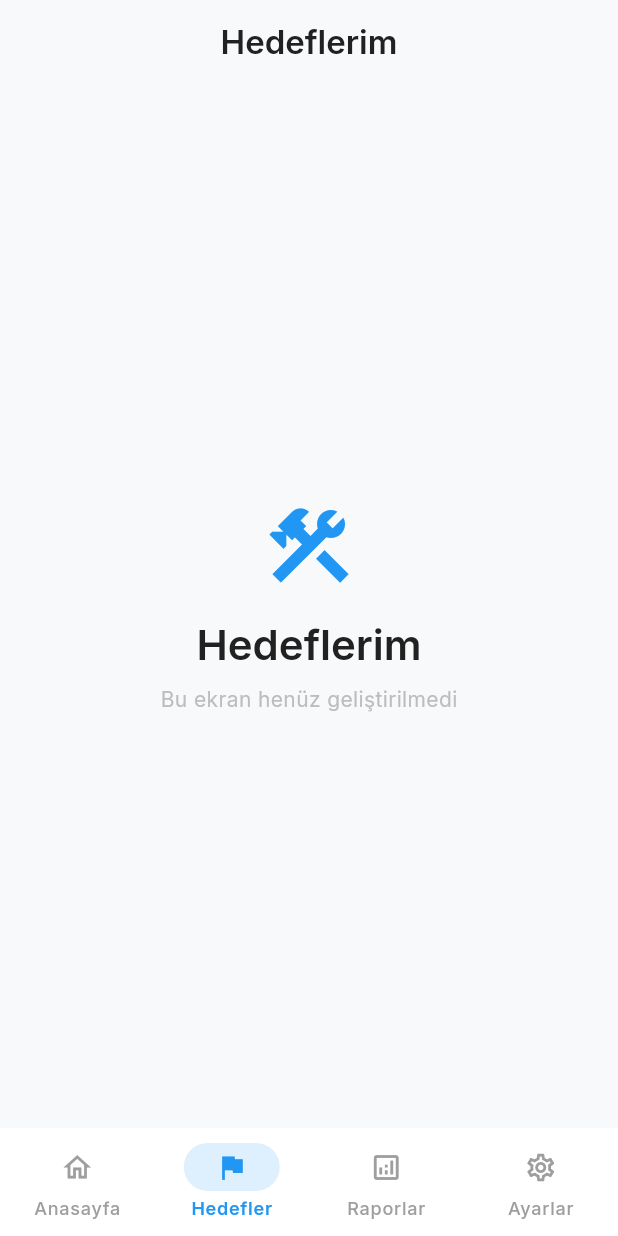
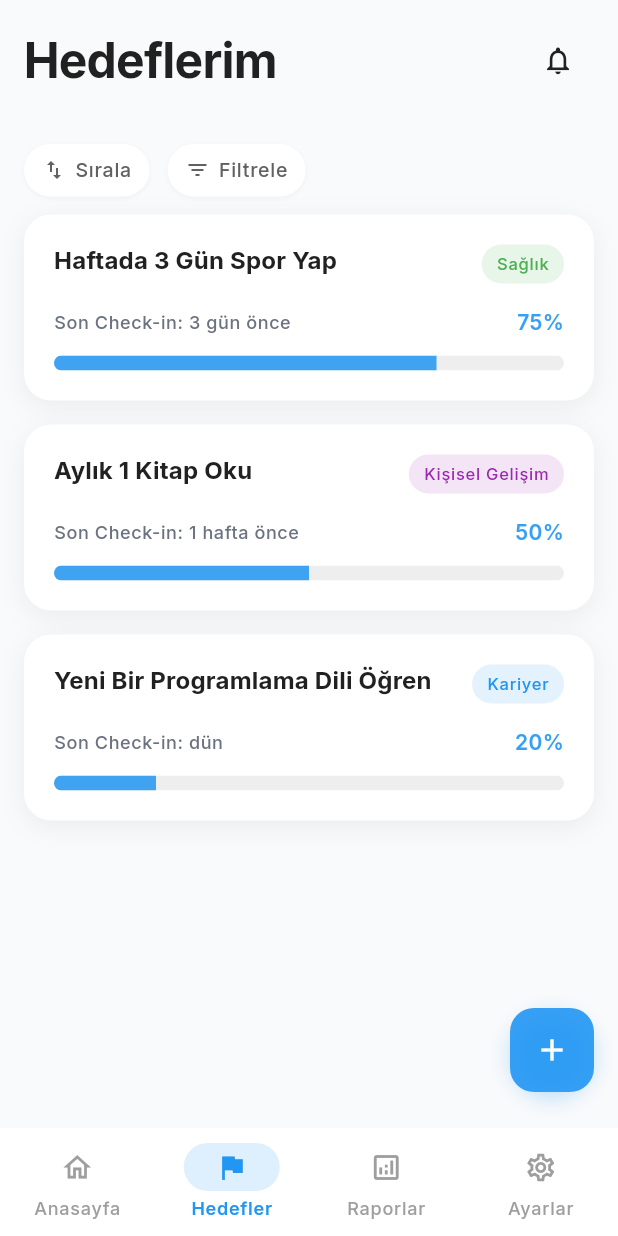
Before and after one commit to mehmetakifkucukkaya/year-flow, a Flutter app: the screen it shows after launch, item 2 of the bottom bar chosen, on a phone screen of 412 x 824 dp. Run offline on Flutter 3.47's test engine with Material 3 defaults, Android fonts, the phone set to English and light mode, and no system bars; our stand-ins replace flutter_riverpod, go_router, google_fonts.

Commit message:
feat: Premium Goals list page with modern design
- Added GoalsPage with premium styling
- Implemented filter/sort buttons with minimalist design
- Enhanced goal cards with soft shadows and increased padding
- Improved category tags with pastel colors
- Added FAB with softer pastel blue and subtle shadow
- Better text hierarchy with improved readability
- Premium background color (#F9FAFB)
- Empty state for no goals
- Navigation to goal detail and create pages

```diff
--- a/lib/core/router/app_router.dart
+++ b/lib/core/router/app_router.dart
@@ -5,6 +5,7 @@ import 'package:go_router/go_router.dart';
 import '../../features/auth/presentation/forgot_password_page.dart';
 import '../../features/auth/presentation/login_page.dart';
 import '../../features/auth/presentation/register_page.dart';
+import '../../features/goals/presentation/goals_page.dart';
 import '../../features/home/presentation/home_page.dart';
 import '../../features/onboarding/presentation/onboarding_page.dart';
 import 'app_routes.dart';
@@ -63,8 +64,7 @@ final routerProvider = Provider<GoRouter>((ref) {
           GoRoute(
             path: AppRoutes.goals,
             name: 'goals',
-            builder: (context, state) =>
-                const _PlaceholderScreen(title: 'Hedeflerim'),
+            builder: (context, state) => const GoalsPage(),
           ),
           GoRoute(
             path: AppRoutes.reports,
--- /dev/null
+++ b/lib/features/goals/presentation/goals_page.dart
@@ -0,0 +1,428 @@
+import 'package:flutter/material.dart';
+import 'package:flutter_riverpod/flutter_riverpod.dart';
+import 'package:go_router/go_router.dart';
+
+import '../../../core/router/app_routes.dart';
+import '../../../core/theme/app_colors.dart';
+import '../../../core/theme/app_spacing.dart';
+import '../../../core/theme/app_text_styles.dart';
+
+class GoalsPage extends ConsumerWidget {
+  const GoalsPage({super.key});
+
+  // Premium background color
+  static const Color _premiumBackground = Color(0xFFF9FAFB);
+
+  @override
+  Widget build(BuildContext context, WidgetRef ref) {
+    final goals = _mockGoals;
+
+    return Container(
+      color: _premiumBackground,
+      child: Stack(
+        children: [
+          CustomScrollView(
+            slivers: [
+              // SafeArea for status bar
+              SliverSafeArea(
+                bottom: false,
+                sliver: SliverToBoxAdapter(
+                  child: _TopAppBar(),
+                ),
+              ),
+
+              // Filter/Sort Buttons
+              SliverToBoxAdapter(
+                child: Padding(
+                  padding: const EdgeInsets.only(
+                    left: AppSpacing.md,
+                    right: AppSpacing.md,
+                    top: AppSpacing.md,
+                    bottom: AppSpacing.sm,
+                  ),
+                  child: _FilterSortButtons(),
+                ),
+              ),
+
+              // Goals List
+              if (goals.isEmpty)
+                SliverFillRemaining(
+                  hasScrollBody: false,
+                  child: _EmptyState(),
+                )
+              else
+                SliverList(
+                  delegate: SliverChildBuilderDelegate(
+                    (context, index) {
+                      final goal = goals[index];
+                      return Padding(
+                        padding: const EdgeInsets.only(
+                          left: AppSpacing.md,
+                          right: AppSpacing.md,
+                          bottom: AppSpacing.md,
+                        ),
+                        child: _GoalCard(goal: goal),
+                      );
+                    },
+                    childCount: goals.length,
+                  ),
+                ),
+
+              // Bottom padding for FAB and navigation bar
+              const SliverToBoxAdapter(
+                child: SizedBox(height: 100),
+              ),
+            ],
+          ),
+          // Floating Action Button - Premium styling
+          Positioned(
+            bottom: 24,
+            right: 16,
+            child: Container(
+              decoration: BoxDecoration(
+                borderRadius: BorderRadius.circular(28),
+                boxShadow: [
+                  BoxShadow(
+                    color: AppColors.primary.withOpacity(0.3),
+                    offset: const Offset(0, 4),
+                    blurRadius: 12,
+                    spreadRadius: 0,
+                  ),
+                ],
+              ),
+              child: FloatingActionButton(
+                onPressed: () {
+                  context.push(AppRoutes.goalCreate);
+                },
+                backgroundColor: AppColors.primary.withOpacity(0.9), // Softer pastel blue
+                elevation: 0,
+                child: const Icon(
+                  Icons.add,
+                  color: Colors.white,
+                  size: 24, // Slightly smaller icon
+                ),
+              ),
+            ),
+          ),
+        ],
+      ),
+    );
+  }
+}
+
+/// Top App Bar - Premium styling
+class _TopAppBar extends StatelessWidget {
+  @override
+  Widget build(BuildContext context) {
+    return Container(
+      padding: const EdgeInsets.symmetric(
+        horizontal: AppSpacing.md,
+        vertical: AppSpacing.md,
+      ),
+      child: Row(
+        mainAxisAlignment: MainAxisAlignment.spaceBetween,
+        crossAxisAlignment: CrossAxisAlignment.center,
+        children: [
+          Text(
+            'Hedeflerim',
+            style: AppTextStyles.headlineLarge.copyWith(
+              fontWeight: FontWeight.w700,
+              letterSpacing: -0.5,
+            ),
+          ),
+          IconButton(
+            icon: const Icon(Icons.notifications_none), // More minimal icon
+            onPressed: () {
+              // TODO: Navigate to notifications
+            },
+            iconSize: 22, // Reduced size
+            padding: EdgeInsets.zero,
+            constraints: const BoxConstraints(),
+          ),
+        ],
+      ),
+    );
+  }
+}
+
+/// Filter and Sort Buttons - Minimalist design
+class _FilterSortButtons extends StatelessWidget {
+  @override
+  Widget build(BuildContext context) {
+    return Row(
+      children: [
+        _ActionButton(
+          icon: Icons.swap_vert,
+          label: 'Sırala',
+          onPressed: () {
+            // TODO: Show sort options
+          },
+        ),
+        const SizedBox(width: AppSpacing.sm),
+        _ActionButton(
+          icon: Icons.filter_list,
+          label: 'Filtrele',
+          onPressed: () {
+            // TODO: Show filter options
+          },
+        ),
+      ],
+    );
+  }
+}
+
+/// Action Button (Sort/Filter) - Smaller, softer, minimalist
+class _ActionButton extends StatelessWidget {
+  const _ActionButton({
+    required this.icon,
+    required this.label,
+    required this.onPressed,
+  });
+
+  final IconData icon;
+  final String label;
+  final VoidCallback onPressed;
+
+  @override
+  Widget build(BuildContext context) {
+    return Container(
+      decoration: BoxDecoration(
+        color: Colors.white,
+        borderRadius: BorderRadius.circular(20), // Softer pill shape
+        boxShadow: [
+          BoxShadow(
+            color: Colors.black.withOpacity(0.04),
+            offset: const Offset(0, 1),
+            blurRadius: 2,
+            spreadRadius: 0,
+          ),
+        ],
+      ),
+      child: Material(
+        color: Colors.transparent,
+        child: InkWell(
+          onTap: onPressed,
+          borderRadius: BorderRadius.circular(20),
+          child: Padding(
+            padding: const EdgeInsets.symmetric(
+              horizontal: 12,
+              vertical: 8,
+            ),
+            child: Row(
+              mainAxisSize: MainAxisSize.min,
+              children: [
+                Icon(
+                  icon,
+                  size: 16, // Smaller icon
+                  color: AppColors.gray700,
+                ),
+                const SizedBox(width: 6),
+                Text(
+                  label,
+                  style: AppTextStyles.labelSmall.copyWith(
+                    fontWeight: FontWeight.w500,
+                    color: AppColors.gray700,
+                    fontSize: 13,
+                  ),
+                ),
+              ],
+            ),
+          ),
+        ),
+      ),
+    );
+  }
+}
+
+/// Goal Card Model
+class _GoalData {
+  const _GoalData({
+    required this.title,
+    required this.category,
+    required this.progress,
+    required this.lastCheckIn,
+    required this.categoryColor,
+    required this.categoryBackgroundColor,
+  });
+
+  final String title;
+  final String category;
+  final double progress;
+  final String lastCheckIn;
+  final Color categoryColor;
+  final Color categoryBackgroundColor;
+}
+
+/// Mock goals data
+final _mockGoals = [
+  const _GoalData(
+    title: 'Haftada 3 Gün Spor Yap',
+    category: 'Sağlık',
+    progress: 75,
+    lastCheckIn: '3 gün önce',
+    categoryColor: Color(0xFF4CAF50), // Green
+    categoryBackgroundColor: Color(0xFFE8F5E9), // Light green
+  ),
+  const _GoalData(
+    title: 'Aylık 1 Kitap Oku',
+    category: 'Kişisel Gelişim',
+    progress: 50,
+    lastCheckIn: '1 hafta önce',
+    categoryColor: Color(0xFF9C27B0), // Purple
+    categoryBackgroundColor: Color(0xFFF3E5F5), // Light purple
+  ),
+  const _GoalData(
+    title: 'Yeni Bir Programlama Dili Öğren',
+    category: 'Kariyer',
+    progress: 20,
+    lastCheckIn: 'dün',
+    categoryColor: Color(0xFF2196F3), // Blue
+    categoryBackgroundColor: Color(0xFFE3F2FD), // Light blue
+  ),
+];
+
+/// Goal Card Widget - Premium styling
+class _GoalCard extends StatelessWidget {
+  const _GoalCard({required this.goal});
+
+  final _GoalData goal;
+
+  @override
+  Widget build(BuildContext context) {
+    return Container(
+      decoration: BoxDecoration(
+        color: Colors.white,
+        borderRadius: BorderRadius.circular(18), // Softer corner radius (18px)
+        boxShadow: [
+          BoxShadow(
+            color: Colors.black.withOpacity(0.06),
+            offset: const Offset(0, 4),
+            blurRadius: 14,
+            spreadRadius: 0,
+          ),
+        ],
+      ),
+      child: Material(
+        color: Colors.transparent,
+        child: InkWell(
+          onTap: () {
+            context.push(AppRoutes.goalDetailPath('1'));
+          },
+          borderRadius: BorderRadius.circular(18),
+          child: Padding(
+            padding: const EdgeInsets.all(20), // Increased padding
+            child: Column(
+              crossAxisAlignment: CrossAxisAlignment.start,
+              children: [
+                Row(
+                  crossAxisAlignment: CrossAxisAlignment.start,
+                  mainAxisAlignment: MainAxisAlignment.spaceBetween,
+                  children: [
+                    Expanded(
+                      child: Text(
+                        goal.title,
+                        style: AppTextStyles.titleMedium.copyWith(
+                          fontWeight: FontWeight.bold,
+                          height: 1.3, // Increased line height
+                        ),
+                      ),
+                    ),
+                    const SizedBox(width: AppSpacing.sm),
+                    Container(
+                      padding: const EdgeInsets.symmetric(
+                        horizontal: 10,
+                        vertical: 5,
+                      ),
+                      decoration: BoxDecoration(
+                        color: goal.categoryBackgroundColor,
+                        borderRadius: BorderRadius.circular(16), // Softer pill shape
+                      ),
+                      child: Text(
+                        goal.category,
+                        style: AppTextStyles.labelSmall.copyWith(
+                          color: goal.categoryColor,
+                          fontWeight: FontWeight.w500,
+                          fontSize: 11, // Smaller font
+                        ),
+                      ),
+                    ),
+                  ],
+                ),
+                const SizedBox(height: AppSpacing.md),
+                Row(
+                  mainAxisAlignment: MainAxisAlignment.spaceBetween,
+                  crossAxisAlignment: CrossAxisAlignment.center,
+                  children: [
+                    Text(
+                      'Son Check-in: ${goal.lastCheckIn}',
+                      style: AppTextStyles.bodySmall.copyWith(
+                        color: const Color(0xFF6B7280), // Softer gray
+                        fontWeight: FontWeight.w500, // Medium weight
+                        height: 1.4, // Increased line height
+                      ),
+                    ),
+                    Text(
+                      '${goal.progress.toInt()}%',
+                      style: AppTextStyles.bodyMedium.copyWith(
+                        color: AppColors.primary.withOpacity(0.9), // Softer blue
+                        fontWeight: FontWeight.w600,
+                      ),
+                    ),
+                  ],
+                ),
+                const SizedBox(height: AppSpacing.sm),
+                // Fully rounded progress bar with softer blue
+                ClipRRect(
+                  borderRadius: BorderRadius.circular(10), // Fully rounded
+                  child: LinearProgressIndicator(
+                    value: goal.progress / 100,
+                    minHeight: 10,
+                    backgroundColor: AppColors.gray200,
+                    valueColor: AlwaysStoppedAnimation<Color>(
+                      AppColors.primary.withOpacity(0.85), // Softer modern blue
+                    ),
+                  ),
+                ),
+              ],
+            ),
+          ),
+        ),
+      ),
+    );
+  }
+}
+
+/// Empty State
+class _EmptyState extends StatelessWidget {
+  @override
+  Widget build(BuildContext context) {
+    return Padding(
+      padding: const EdgeInsets.all(AppSpacing.xl),
+      child: Column(
+        mainAxisAlignment: MainAxisAlignment.center,
+        children: [
+          Icon(
+            Icons.add_circle_outline,
+            size: 64,
+            color: AppColors.gray400,
+          ),
+          const SizedBox(height: AppSpacing.md),
+          Text(
+            'Henüz bir hedefin yok',
+            style: AppTextStyles.titleLarge.copyWith(
+              fontWeight: FontWeight.w600,
+            ),
+          ),
+          const SizedBox(height: AppSpacing.xs),
+          Text(
+            'Hadi, ilk hedefini ekleyerek yolculuğuna başla!',
+            style: AppTextStyles.bodyMedium.copyWith(
+              color: AppColors.gray600,
+            ),
+            textAlign: TextAlign.center,
+          ),
+        ],
+      ),
+    );
+  }
+}
```
